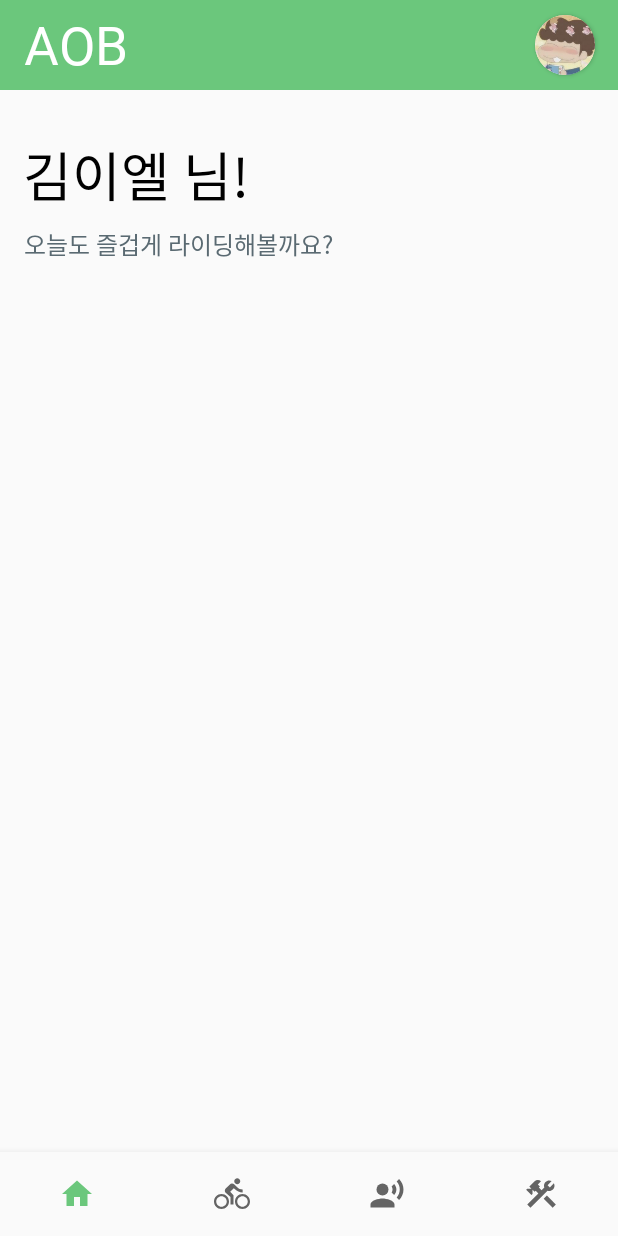
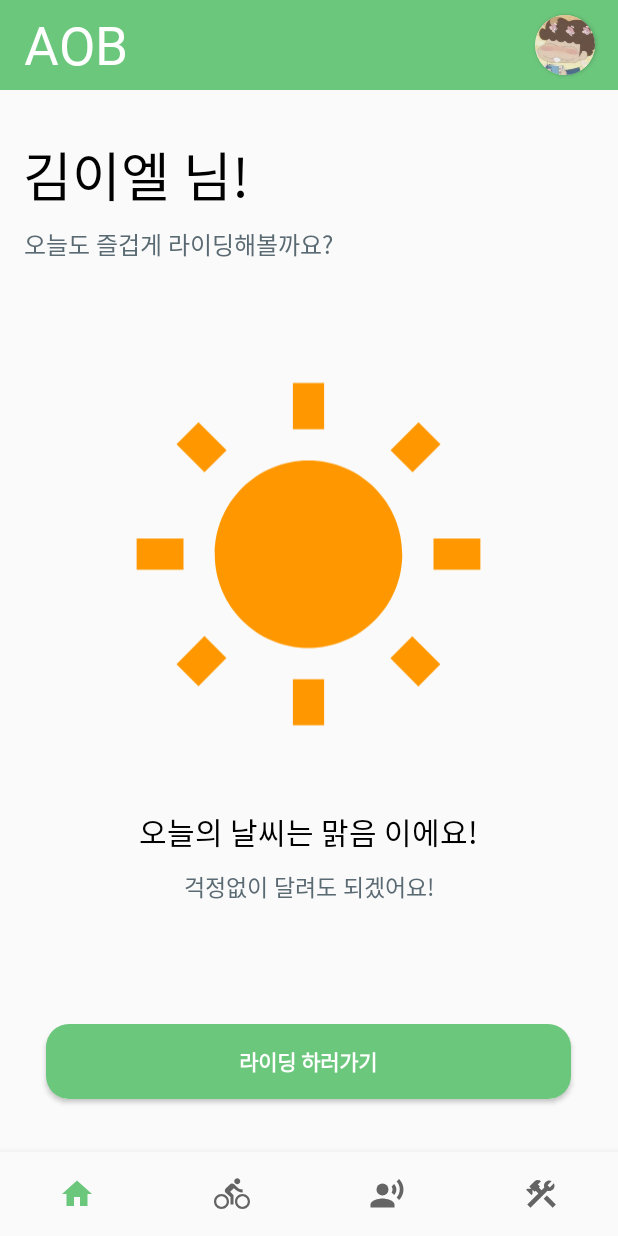
Before and after one commit to hoyahozz/AOB, an Android app: the HomeFragment screen opened directly, with no data from a screen before it, on a phone screen of 412 x 824 dp. Run offline under Robolectric (Android 15) with nearby library versions, the phone set to English and light mode, and no system bars; libraries missing offline, so code that uses them is left out: com.google.maps.android.

Commit message:
Home Update
홈 프래그먼트 UI 틀을 세웠음,
곧바로 측정모드로 들어갈 수 있게 설정하였음.
자동로그인 버그 수정하였음.
맵 프래그먼트 일부 수정하였음.

```diff
--- a/app/src/main/java/com/dongyang/android/aob/Introduction/Activity/LoginActivity.java
+++ b/app/src/main/java/com/dongyang/android/aob/Introduction/Activity/LoginActivity.java
@@ -120,6 +120,8 @@ public class LoginActivity extends AppCompatActivity {
                                         finish();
                                     } else { // 로그인 상태 유지 체크가 안되어 있다면
                                         user_info_editor.putBoolean("autoLogin",false); // 자동 로그인 여부를 false
+                                        user_info_editor.commit();
+
                                         Intent intent = new Intent(LoginActivity.this, MainActivity.class);
                                         startActivity(intent);
                                         finish();
--- a/app/src/main/java/com/dongyang/android/aob/Main/HomeFragment.java
+++ b/app/src/main/java/com/dongyang/android/aob/Main/HomeFragment.java
@@ -4,6 +4,7 @@ import android.os.Bundle;
 import android.view.LayoutInflater;
 import android.view.View;
 import android.view.ViewGroup;
+import android.widget.Button;
 import android.widget.TextView;
 
 import androidx.fragment.app.Fragment;
@@ -16,6 +17,7 @@ public class HomeFragment extends Fragment {
     private View homeLayout;
 
     private TextView home_user_name;
+    private Button home_measurement;
     String userName;
 
     @Override
@@ -27,7 +29,7 @@ public class HomeFragment extends Fragment {
     public View onCreateView(LayoutInflater inflater, ViewGroup container,
                              Bundle savedInstanceState) {
         homeLayout = inflater.inflate(R.layout.fragment_home, container, false);
-
+        home_measurement = homeLayout.findViewById(R.id.home_measurement);
         home_user_name = homeLayout.findViewById(R.id.home_user_name);
 
         // 메인 액티비티에서 입력한 값 받아오기
@@ -36,7 +38,12 @@ public class HomeFragment extends Fragment {
             home_user_name.setText(userName + " 님!");
         }
 
-
+        home_measurement.setOnClickListener(new View.OnClickListener() {
+            @Override
+            public void onClick(View v) {
+                ((MainActivity)getActivity()).replaceFragment();
+            }
+        });
 
 
         return homeLayout;
--- a/app/src/main/java/com/dongyang/android/aob/SplashActivity.java
+++ b/app/src/main/java/com/dongyang/android/aob/SplashActivity.java
@@ -6,6 +6,7 @@ import android.content.Intent;
 import android.content.SharedPreferences;
 import android.os.Bundle;
 import android.os.Handler;
+import android.os.Looper;
 
 import com.dongyang.android.aob.Introduction.Activity.LoginActivity;
 import com.dongyang.android.aob.Main.MainActivity;
@@ -22,7 +23,7 @@ public class SplashActivity extends AppCompatActivity {
         SharedPreferences.Editor editor = pref.edit();
         Boolean autoLogin = pref.getBoolean("autoLogin", false);
 
-        new Handler().postDelayed(new Runnable() {
+        new Handler(Looper.getMainLooper()).postDelayed(new Runnable() {
             @Override
             public void run() {
 
--- /dev/null
+++ b/app/src/main/res/drawable/ic_weather_sunny.xml
@@ -0,0 +1,10 @@
+<vector xmlns:android="http://schemas.android.com/apk/res/android"
+    android:width="24dp"
+    android:height="24dp"
+    android:viewportWidth="24"
+    android:viewportHeight="24"
+    android:tint="#FF9800">
+  <path
+      android:fillColor="@android:color/white"
+      android:pathData="M6.76,4.84l-1.8,-1.79 -1.41,1.41 1.79,1.79 1.42,-1.41zM4,10.5L1,10.5v2h3v-2zM13,0.55h-2L11,3.5h2L13,0.55zM20.45,4.46l-1.41,-1.41 -1.79,1.79 1.41,1.41 1.79,-1.79zM17.24,18.16l1.79,1.8 1.41,-1.41 -1.8,-1.79 -1.4,1.4zM20,10.5v2h3v-2h-3zM12,5.5c-3.31,0 -6,2.69 -6,6s2.69,6 6,6 6,-2.69 6,-6 -2.69,-6 -6,-6zM11,22.45h2L13,19.5h-2v2.95zM3.55,18.54l1.41,1.41 1.79,-1.8 -1.41,-1.41 -1.79,1.8z"/>
+</vector>
--- a/app/src/main/res/layout/fragment_home.xml
+++ b/app/src/main/res/layout/fragment_home.xml
@@ -28,4 +28,51 @@
         android:textColor="@color/gray"
         android:textSize="16sp" />
 
+    <ImageView
+        android:layout_width="250dp"
+        android:layout_height="250dp"
+        android:layout_gravity="center"
+        android:layout_marginTop="35dp"
+        android:layout_weight="1"
+        android:src="@drawable/ic_weather_sunny" />
+
+    <LinearLayout
+        android:layout_width="match_parent"
+        android:layout_height="wrap_content"
+        android:layout_weight="1"
+        android:orientation="vertical">
+
+        <TextView
+            android:layout_width="wrap_content"
+            android:layout_height="wrap_content"
+            android:layout_gravity="center"
+            android:fontFamily="@font/nanum_barun_gothic"
+            android:text="오늘의 날씨는 맑음 이에요!"
+            android:textColor="@color/black"
+            android:textSize="20sp" />
+
+        <TextView
+            android:layout_width="wrap_content"
+            android:layout_height="wrap_content"
+            android:layout_gravity="center"
+            android:layout_marginTop="10dp"
+            android:fontFamily="@font/nanum_barun_gothic"
+            android:text="걱정없이 달려도 되겠어요!"
+            android:textColor="@color/gray"
+            android:textSize="15sp" />
+    </LinearLayout>
+
+    <Button
+        android:id="@+id/home_measurement"
+        android:layout_width="350dp"
+        android:layout_height="50dp"
+        android:layout_gravity="center"
+        android:layout_marginBottom="35dp"
+        android:background="@drawable/style_rounded_postive_button"
+        android:fontFamily="@font/nanum_square_eb"
+        android:text="라이딩 하러가기"
+        android:textColor="@color/white"
+        android:textStyle="bold" />
+
+
 </LinearLayout>
--- a/app/src/main/res/layout/fragment_map.xml
+++ b/app/src/main/res/layout/fragment_map.xml
@@ -29,6 +29,7 @@
             android:fontFamily="@font/nanum_square_eb"
             android:textSize="10sp"
             android:textColor="@color/gray"
+            android:visibility="gone"
             android:text="따릉이" />
 
         <ImageButton
```
Also changed, not shown: app/src/main/java/com/dongyang/android/aob/Main/MainActivity.java (+12 -0 lines), app/src/main/java/com/dongyang/android/aob/Riding/Map/MapFragment.java (+67 -28 lines).
